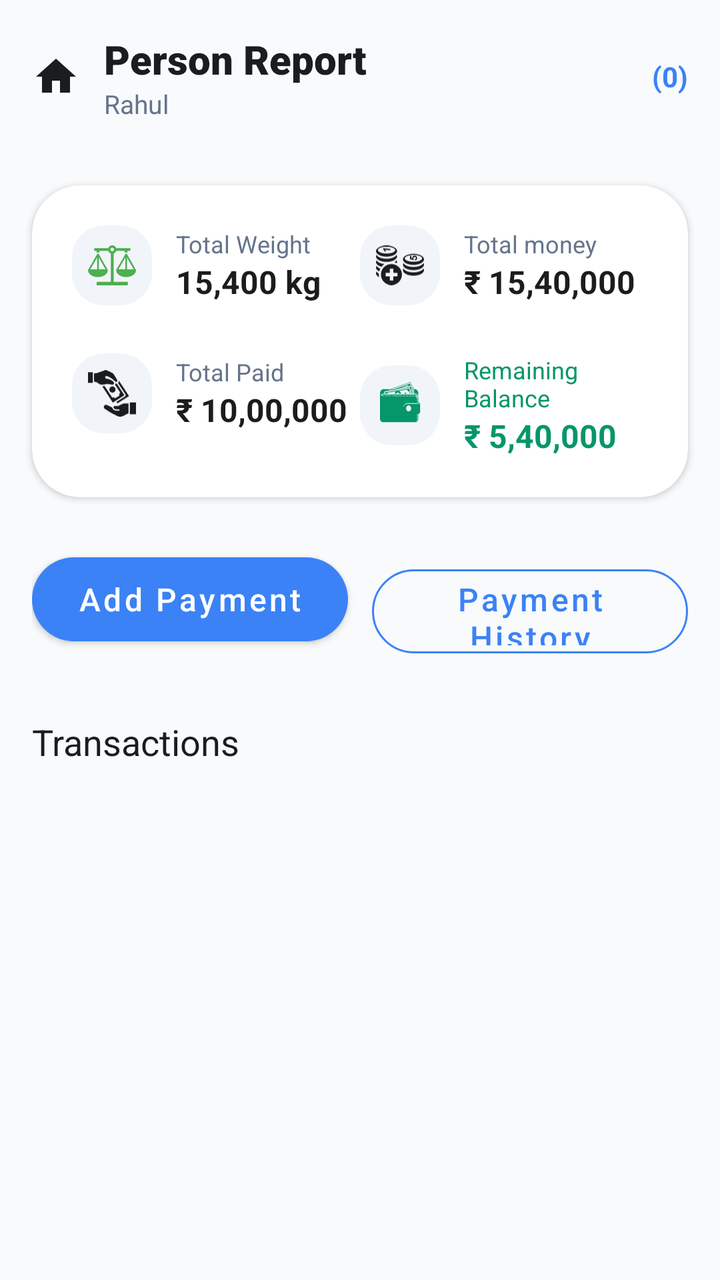
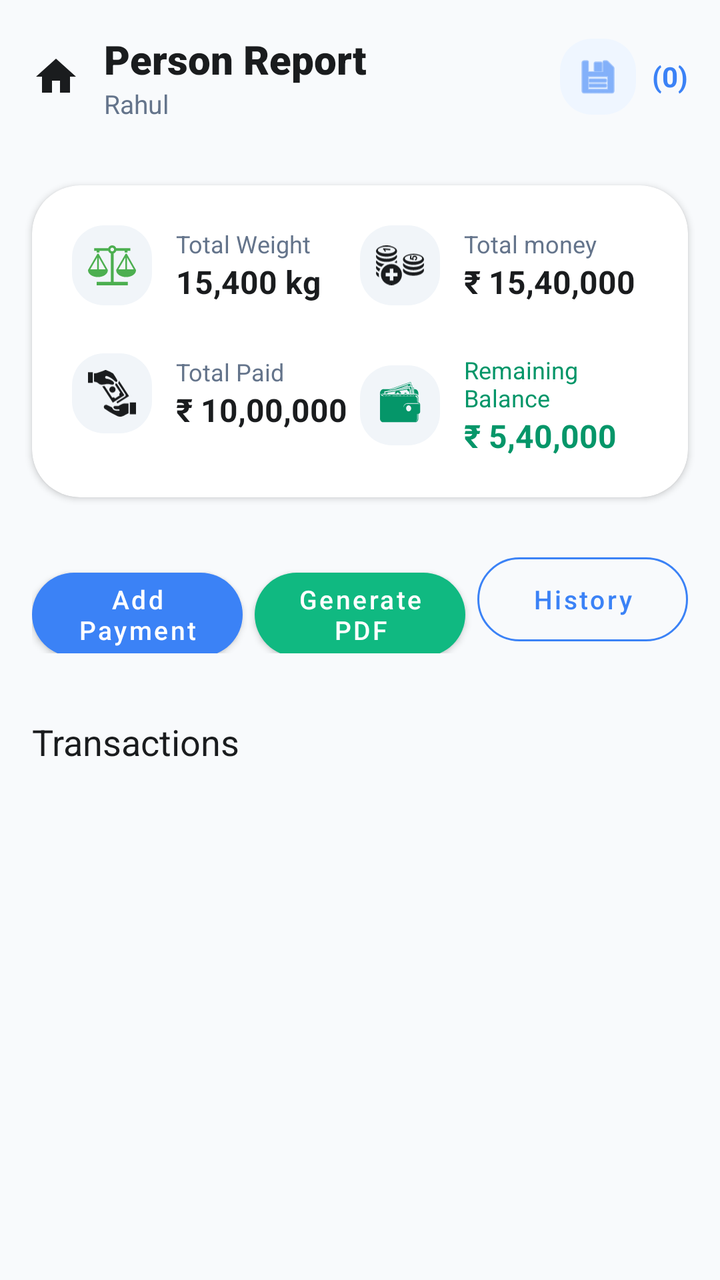

An Android layout rendered at two revisions. The XML below is the earlier revision; the diff shows what the commit changed to produce the second picture.
<!-- AndroidManifest.xml: application theme Theme.Transport1 -->
<!-- res/layout/activity_person_report.xml -->
<?xml version="1.0" encoding="utf-8"?>
<androidx.coordinatorlayout.widget.CoordinatorLayout xmlns:android="http://schemas.android.com/apk/res/android"
    xmlns:app="http://schemas.android.com/apk/res-auto"
    android:layout_width="match_parent"
    android:layout_height="match_parent"
    android:background="#F8FAFC">

    <com.google.android.material.appbar.AppBarLayout
        android:layout_width="match_parent"
        android:layout_height="wrap_content"
        android:background="@android:color/transparent"
        app:elevation="0dp">

        <LinearLayout
            android:layout_width="match_parent"
            android:layout_height="wrap_content"
            android:orientation="horizontal"
            android:gravity="center_vertical"
            android:padding="16dp">

            
            <ImageView
                android:layout_width="24dp"
                android:layout_height="24dp"
                android:layout_marginEnd="12dp"
                android:src="@drawable/ic_home"
                app:tint="#1A1C1E" />

            <LinearLayout
                android:layout_width="0dp"
                android:layout_height="wrap_content"
                android:layout_weight="1"
                android:orientation="vertical">

                <TextView
                    android:id="@+id/txtTitle"
                    android:layout_width="wrap_content"
                    android:layout_height="wrap_content"
                    android:text="Person Report"
                    android:textSize="20sp"
                    android:fontFamily="sans-serif-black"
                    android:textColor="#1A1C1E" />

                <TextView
                    android:id="@+id/txtPersonNameSubtitle"
                    android:layout_width="wrap_content"
                    android:layout_height="wrap_content"
                    android:text="Rahul"
                    android:textSize="13sp"
                    android:textColor="#64748B" />
            </LinearLayout>

            
            <TextView
                android:id="@+id/txtTransactionCount"
                android:layout_width="wrap_content"
                android:layout_height="wrap_content"
                android:text="(0)"
                android:textSize="14sp"
                android:textStyle="bold"
                android:textColor="#3B82F6" />

        </LinearLayout>

    </com.google.android.material.appbar.AppBarLayout>
    <androidx.core.widget.NestedScrollView
        android:layout_width="match_parent"
        android:layout_height="match_parent"
        app:layout_behavior="@string/appbar_scrolling_view_behavior">

        <LinearLayout
            android:layout_width="match_parent"
            android:layout_height="wrap_content"
            android:orientation="vertical"
            android:padding="16dp"
            android:clipToPadding="false">

            

            <com.google.android.material.card.MaterialCardView
                android:layout_width="match_parent"
                android:layout_height="wrap_content"
                app:cardCornerRadius="24dp"
                app:cardElevation="2dp"
                app:cardBackgroundColor="#FFFFFF"
                app:strokeWidth="0dp">

                <GridLayout
                    android:layout_width="match_parent"
                    android:layout_height="wrap_content"
                    android:columnCount="2"
                    android:rowCount="2"
                    android:padding="20dp">

                    
                    <LinearLayout
                        android:layout_width="0dp"
                        android:layout_height="wrap_content"
                        android:layout_columnWeight="1"
                        android:orientation="horizontal"
                        android:gravity="center_vertical"
                        android:layout_marginBottom="24dp">

                        <ImageView
                            android:layout_width="40dp"
                            android:layout_height="40dp"
                            android:src="@drawable/scale_icon"
                            android:padding="8dp"
                            android:background="@drawable/circles_background"
                            android:backgroundTint="#F1F5F9"
                            app:tint="#4CAF50" />

                        <LinearLayout
                            android:layout_width="wrap_content"
                            android:layout_height="wrap_content"
                            android:orientation="vertical"
                            android:layout_marginStart="12dp">
                            <TextView
                                android:layout_width="wrap_content"
                                android:layout_height="wrap_content"
                                android:text="Total Weight"
                                android:textSize="12sp"
                                android:textColor="#64748B" />
                            <TextView
                                android:id="@+id/txtTotalWeight"
                                android:layout_width="wrap_content"
                                android:layout_height="wrap_content"
                                android:text="15,400 kg"
                                android:textSize="16sp"
                                android:textStyle="bold"
                                android:textColor="#1A1C1E" />
                        </LinearLayout>
                    </LinearLayout>

                    
                    <LinearLayout
                        android:layout_width="0dp"
                        android:layout_height="wrap_content"
                        android:layout_columnWeight="1"
                        android:orientation="horizontal"
                        android:gravity="center_vertical"
                        android:layout_marginBottom="24dp">

                        <ImageView
                            android:layout_width="40dp"
                            android:layout_height="40dp"
                            android:src="@drawable/add_money_icon"
                            android:padding="8dp"
                            android:background="@drawable/circles_background"
                            android:backgroundTint="#F1F5F9"
                            app:tint="#1A1C1E" />

                        <LinearLayout
                            android:layout_width="wrap_content"
                            android:layout_height="wrap_content"
                            android:orientation="vertical"
                            android:layout_marginStart="12dp">
                            <TextView
                                android:layout_width="wrap_content"
                                android:layout_height="wrap_content"
                                android:text="Total money"
                                android:textSize="12sp"
                                android:textColor="#64748B" />
                            <TextView
                                android:id="@+id/txtTotalSell"
                                android:layout_width="wrap_content"
                                android:layout_height="wrap_content"
                                android:text="₹ 15,40,000"
                                android:textSize="16sp"
                                android:textStyle="bold"
                                android:textColor="#1A1C1E" />
                        </LinearLayout>
                    </LinearLayout>

                    
                    <LinearLayout
                        android:layout_width="0dp"
                        android:layout_height="wrap_content"
                        android:layout_columnWeight="1"
                        android:orientation="horizontal"
                        android:gravity="center_vertical">

                        <ImageView
                            android:layout_width="40dp"
                            android:layout_height="40dp"
                            android:src="@drawable/pay_money_icon"
                            android:padding="8dp"
                            android:background="@drawable/circles_background"
                            android:backgroundTint="#F1F5F9"
                            app:tint="#1A1C1E" />

                        <LinearLayout
                            android:layout_width="wrap_content"
                            android:layout_height="wrap_content"
                            android:orientation="vertical"
                            android:layout_marginStart="12dp">
                            <TextView
                                android:layout_width="wrap_content"
                                android:layout_height="wrap_content"
                                android:text="Total Paid"
                                android:textSize="12sp"
                                android:textColor="#64748B" />
                            <TextView
                                android:id="@+id/txtTotalPaid"
                                android:layout_width="wrap_content"
                                android:layout_height="wrap_content"
                                android:text="₹ 10,00,000"
                                android:textSize="16sp"
                                android:textStyle="bold"
                                android:textColor="#1A1C1E" />
                        </LinearLayout>
                    </LinearLayout>

                    
                    <LinearLayout
                        android:layout_width="0dp"
                        android:layout_height="wrap_content"
                        android:layout_columnWeight="1"
                        android:orientation="horizontal"
                        android:gravity="center_vertical">

                        <ImageView
                            android:layout_width="40dp"
                            android:layout_height="40dp"
                            android:src="@drawable/pocket"
                            android:padding="8dp"
                            android:background="@drawable/circles_background"
                            android:backgroundTint="#F1F5F9"
                            app:tint="#059669" />

                        <LinearLayout
                            android:layout_width="wrap_content"
                            android:layout_height="wrap_content"
                            android:orientation="vertical"
                            android:layout_marginStart="12dp">
                            <TextView
                                android:layout_width="wrap_content"
                                android:layout_height="wrap_content"
                                android:text="Remaining Balance"
                                android:textSize="12sp"
                                android:textColor="#059669" />
                            <TextView
                                android:id="@+id/txtRemaining"
                                android:layout_width="wrap_content"
                                android:layout_height="wrap_content"
                                android:text="₹ 5,40,000"
                                android:textSize="16sp"
                                android:textStyle="bold"
                                android:textColor="#059669" />
                        </LinearLayout>
                    </LinearLayout>

                </GridLayout>
            </com.google.android.material.card.MaterialCardView>

            
            <LinearLayout
                android:layout_width="match_parent"
                android:layout_height="wrap_content"
                android:orientation="horizontal"
                android:layout_marginTop="24dp">

                <com.google.android.material.button.MaterialButton
                    android:id="@+id/btnAddPayment"
                    android:layout_width="0dp"
                    android:layout_height="54dp"
                    android:layout_weight="1"
                    android:text="Add Payment"
                    android:textAllCaps="false"
                    android:textSize="16sp"
                    android:fontFamily="sans-serif-medium"
                    app:cornerRadius="27dp"
                    app:backgroundTint="#3B82F6"
                    android:layout_marginEnd="12dp" />

                <com.google.android.material.button.MaterialButton
                    android:id="@+id/btnPaymentHistory"
                    style="@style/Widget.MaterialComponents.Button.OutlinedButton"
                    android:layout_width="0dp"
                    android:layout_height="54dp"
                    android:layout_weight="1"
                    android:text="Payment History"
                    android:textAllCaps="false"
                    android:textSize="16sp"
                    android:fontFamily="sans-serif-medium"
                    app:cornerRadius="27dp"
                    app:strokeColor="#3B82F6"
                    android:textColor="#3B82F6" />
            </LinearLayout>

            <TextView
                android:layout_width="wrap_content"
                android:layout_height="wrap_content"
                android:text="Transactions"
                android:textSize="18sp"
                android:fontFamily="sans-serif-bold"
                android:textColor="#1A1C1E"
                android:layout_marginTop="32dp"
                android:layout_marginBottom="16dp" />

            
            <LinearLayout
                android:id="@+id/layoutTransactionsContainer"
                android:layout_width="match_parent"
                android:layout_height="wrap_content"
                android:orientation="vertical">

                
                <ListView
                    android:id="@+id/listTransactions"
                    android:layout_width="match_parent"
                    android:layout_height="800dp"
                    android:divider="@android:color/transparent"
                    android:dividerHeight="16dp"
                    android:scrollbars="none"
                    android:overScrollMode="never" />

            </LinearLayout>

        </LinearLayout>
    </androidx.core.widget.NestedScrollView>

</androidx.coordinatorlayout.widget.CoordinatorLayout>
<!-- resources referenced by this layout -->
<resources>
  <!-- drawable add_money_icon: vector/xml drawable (drawable, 3625 chars, omitted) -->
  <!-- drawable circles_background (drawable) -->
  <shape xmlns:android="http://schemas.android.com/apk/res/android">
  
      <gradient
          android:startColor="#E3F2FD"
          android:endColor="#FFFFFF"
          android:angle="45"/>
  
      <corners android:radius="16dp"/>
  
  </shape>
  <!-- drawable ic_home (drawable) -->
  <vector xmlns:android="http://schemas.android.com/apk/res/android"
  android:width="24dp"
  android:height="24dp"
  android:viewportWidth="24"
  android:viewportHeight="24">
  <path
  android:fillColor="#000000"
  android:pathData="M10,20v-6h4v6h5v-8h3L12,3 2,12h3v8z"/>
  </vector>
  <!-- drawable pay_money_icon: vector/xml drawable (drawable, 2066 chars, omitted) -->
  <!-- drawable pocket: vector/xml drawable (drawable, 42552 chars, omitted) -->
  <!-- drawable scale_icon (drawable) -->
  <vector xmlns:android="http://schemas.android.com/apk/res/android"
      android:width="122.88dp"
      android:height="102.72dp"
      android:viewportWidth="122.88"
      android:viewportHeight="102.72">
    <path
        android:fillColor="#FF000000"
        android:pathData="M65.61,20.91v72.74h35.63c0.38,0 0.68,0.31 0.68,0.69v7.7c0,0.38 -0.31,0.69 -0.68,0.69H22.84c-0.38,0 -0.69,-0.31 -0.69,-0.69v-7.7c0,-0.38 0.31,-0.69 0.69,-0.69h35.63l0,-72.71c-3.1,-1.08 -5.56,-3.53 -6.64,-6.63H29.3v3.43c0,0.38 -0.31,0.68 -0.68,0.68h-5.78c-0.38,0 -0.69,-0.31 -0.69,-0.68v-3.43h-5.73c-0.44,0 -0.8,-0.31 -0.8,-0.68V7.84c0,-0.38 0.36,-0.69 0.8,-0.69h35.43C53.33,2.99 57.31,0 61.99,0c4.68,0 8.66,2.99 10.14,7.16h35.53c0.44,0 0.8,0.31 0.8,0.69v5.78c0,0.38 -0.36,0.68 -0.8,0.68h-6.46v3.43c0,0.38 -0.31,0.68 -0.68,0.68h-5.78c-0.38,0 -0.69,-0.31 -0.69,-0.68v-3.43H72.16C71.09,17.38 68.67,19.81 65.61,20.91L65.61,20.91zM99.66,22.3l22.91,40.48c0.2,0.35 0.29,0.73 0.28,1.1h0.02c0,0.05 0,0.1 0,0.15c0,9.64 -11.35,17.46 -25.35,17.46c-13.85,0 -25.1,-7.65 -25.34,-17.15c-0.04,-0.16 -0.06,-0.34 -0.06,-0.51c0,-0.44 0.14,-0.86 0.37,-1.2l23.43,-40.43c0.59,-1.02 1.89,-1.37 2.91,-0.78C99.2,21.65 99.48,21.95 99.66,22.3L99.66,22.3zM99.75,31.11v30.6h17.32L99.75,31.11L99.75,31.11zM95.67,61.7V31.16L77.96,61.7H95.67L95.67,61.7zM27.54,22.3l22.91,40.48c0.2,0.35 0.29,0.73 0.28,1.1h0.02c0,0.05 0,0.1 0,0.15c0,9.64 -11.35,17.46 -25.35,17.46c-13.85,0 -25.1,-7.65 -25.34,-17.15C0.02,64.19 0,64.02 0,63.84c0,-0.44 0.14,-0.86 0.37,-1.2L23.8,22.21c0.59,-1.02 1.89,-1.37 2.91,-0.78C27.08,21.65 27.36,21.95 27.54,22.3L27.54,22.3zM27.63,31.11v30.6h17.32L27.63,31.11L27.63,31.11zM23.54,61.7V31.16L5.84,61.7H23.54L23.54,61.7zM61.99,6.07c2.59,0 4.69,2.1 4.69,4.69c0,2.59 -2.1,4.69 -4.69,4.69c-2.59,0 -4.69,-2.1 -4.69,-4.69C57.3,8.17 59.4,6.07 61.99,6.07L61.99,6.07z"
        android:fillType="evenOdd"/>
  </vector>
  <style name="Theme.Transport1" parent="Theme.MaterialComponents.DayNight.NoActionBar">
          
          <item name="colorPrimary">#1976D2</item>
          <item name="colorPrimaryVariant">#1565C0</item>
          <item name="colorOnPrimary">@color/white</item>
          
          <item name="colorSecondary">#03DAC6</item>
          <item name="colorSecondaryVariant">#018786</item>
          <item name="colorOnSecondary">@color/black</item>
          
          <item name="android:statusBarColor">?attr/colorPrimaryVariant</item>
      </style>
  <color name="white">#FFFFFFFF</color>
  <color name="black">#FF000000</color>
</resources>

<!-- the commit's change to res/layout/activity_person_report.xml (unified diff, before → after) -->
@@ -51,6 +51,18 @@
             </LinearLayout>
 
             
+            <ImageView
+                android:id="@+id/btnGeneratePdfHeader"
+                android:layout_width="38dp"
+                android:layout_height="38dp"
+                android:background="@drawable/circles_background"
+                android:backgroundTint="#EFF6FF"
+                android:padding="8dp"
+                android:src="@android:drawable/ic_menu_save"
+                app:tint="#3B82F6"
+                android:contentDescription="Generate PDF"
+                android:layout_marginEnd="8dp" />
+
             <TextView
                 android:id="@+id/txtTransactionCount"
                 android:layout_width="wrap_content"
@@ -267,11 +279,24 @@
                     android:layout_weight="1"
                     android:text="Add Payment"
                     android:textAllCaps="false"
-                    android:textSize="16sp"
+                    android:textSize="13sp"
                     android:fontFamily="sans-serif-medium"
                     app:cornerRadius="27dp"
                     app:backgroundTint="#3B82F6"
-                    android:layout_marginEnd="12dp" />
+                    android:layout_marginEnd="6dp" />
+
+                <com.google.android.material.button.MaterialButton
+                    android:id="@+id/btnGeneratePdf"
+                    android:layout_width="0dp"
+                    android:layout_height="54dp"
+                    android:layout_weight="1"
+                    android:text="Generate PDF"
+                    android:textAllCaps="false"
+                    android:textSize="13sp"
+                    android:fontFamily="sans-serif-medium"
+                    app:cornerRadius="27dp"
+                    app:backgroundTint="#10B981"
+                    android:layout_marginEnd="6dp" />
 
                 <com.google.android.material.button.MaterialButton
                     android:id="@+id/btnPaymentHistory"
@@ -279,9 +304,9 @@
                     android:layout_width="0dp"
                     android:layout_height="54dp"
                     android:layout_weight="1"
-                    android:text="Payment History"
+                    android:text="History"
                     android:textAllCaps="false"
-                    android:textSize="16sp"
+                    android:textSize="13sp"
                     android:fontFamily="sans-serif-medium"
                     app:cornerRadius="27dp"
                     app:strokeColor="#3B82F6"
